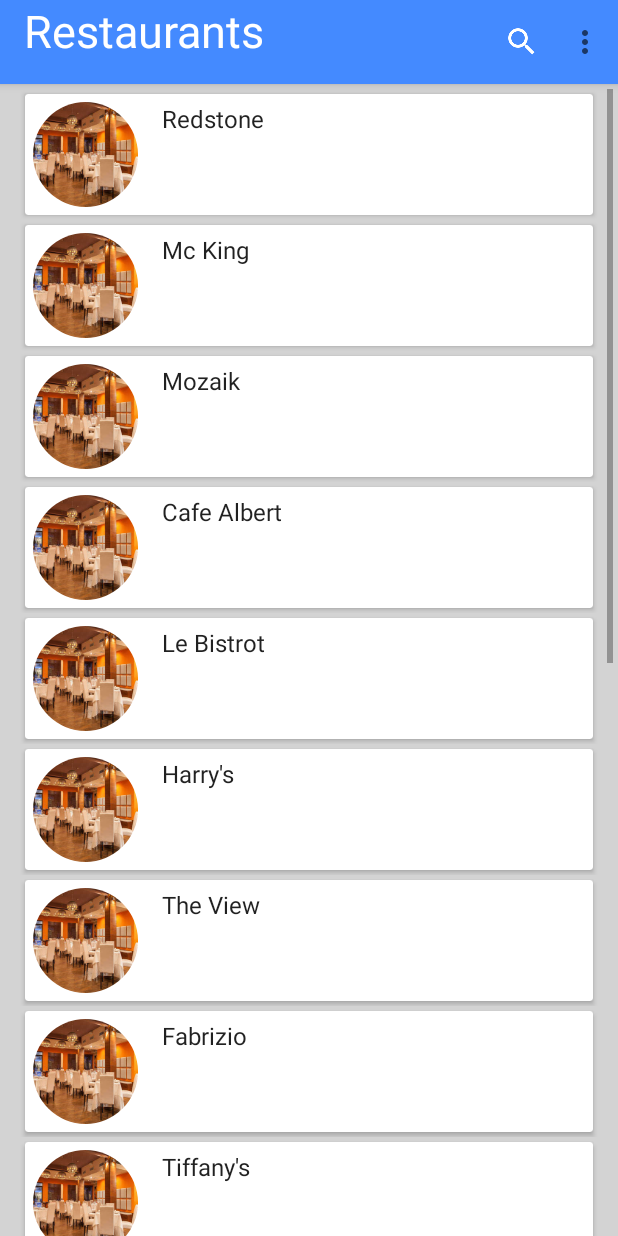
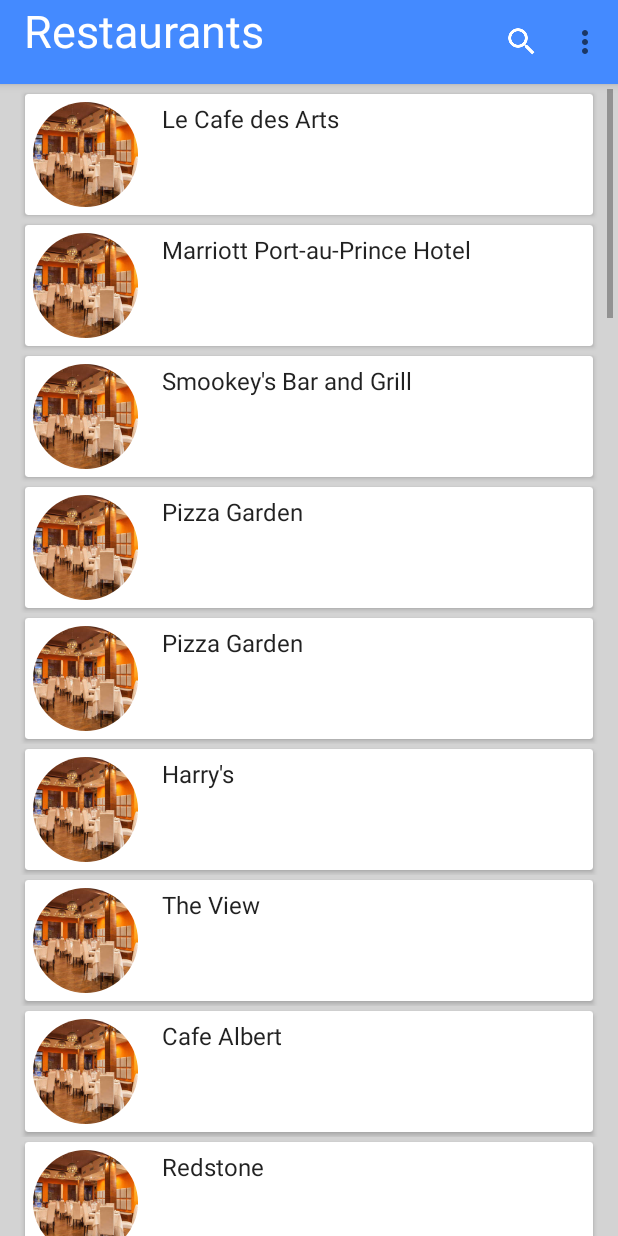
Before and after one commit to AyitiTouris/Ayiti_Touris, an Android app: the screen it shows after launch (ListesResto), after a tap on an icon or button, on a phone screen of 412 x 824 dp. Run offline under Robolectric (Android 15) with nearby library versions, the phone set to English and light mode, and no system bars; our stand-ins replace CircleImageView; plain views replace RoundedImageView; pictures from the network do not load.

Commit message:
add more hotels and restaurants

```diff
--- a/app/src/main/java/com/example/labadmin/ayiti_touris/DetailsRestaurantActivity.java
+++ b/app/src/main/java/com/example/labadmin/ayiti_touris/DetailsRestaurantActivity.java
@@ -22,8 +22,6 @@ import android.widget.ImageView;
 import android.widget.LinearLayout;
 
 import com.bumptech.glide.Glide;
-import com.example.labadmin.ayiti_touris.models.Evenement;
-import com.example.labadmin.ayiti_touris.models.Plage;
 import com.example.labadmin.ayiti_touris.models.Restaurant;
 
 public class DetailsRestaurantActivity extends AppCompatActivity {
--- a/app/src/main/java/com/example/labadmin/ayiti_touris/models/Hotels.java
+++ b/app/src/main/java/com/example/labadmin/ayiti_touris/models/Hotels.java
@@ -15,7 +15,7 @@ public class Hotels {
             "Hotel Villa Therese", "Seven Stars Hotel", "Servotel", "Habitation Hatt Hotel", "Corail Suites", "La Maison Hotel",
             "Pacot Breeze Hotel", "La Lorraine", "Ideal Villa Hotel", "Universal Hotel", "Pavillon des Receptions & Hotel", "La Pepiniere Hotel", "Palm Residence Port-au-Prince",
             "Ranch Le Montcel", "Palm Inn Hotel", "Le Monte Cristo Hotel and Suites", "Elite Hotel Haiti", "Kayanm Hotel", "Hotel Luxe Confort", "Hotel Montana ","Le Jardin Hotel","Le Perroquet",
-            "Renaissance Hotel","Kingdom Hotel",
+            "Renaissance Hotel","Kingdom Hotel", "Hotel Montana"
 
     };
 
--- a/app/src/main/java/com/example/labadmin/ayiti_touris/models/Restaurants.java
+++ b/app/src/main/java/com/example/labadmin/ayiti_touris/models/Restaurants.java
@@ -16,10 +16,11 @@ import java.util.Random;
 public class Restaurants {
     public static final String[] RestaurantDiner = {
             "Marriott Port-au-Prince Hotel", "Magdoos", "Papaye", "La Table De Caius","La Plantation",
-            "Les Jardins du Mupanah","Harry's","Kokoye Bar & Grill","Hotel NH Haiti El Rancho","Yanvalou","Portofino","Tiffany's","The View","Smokey's Bar & Grill",
+            "Les Jardins du Mupanah","Harry's","Kokoye Bar & Grill","Hotel NH Haiti El Rancho","Yanvalou","Portofino","Tiffany's","The View",
             "Fior Di Latte","Chicken Fiesta, Chinese American, Wings, Bar&Grill","Epi d'Or","Quartier Latin","Kay Atizan","Le Bistrot","Le Reserve","Boucan Grégoire","Restaurant la Citadelle","Restaurant chez la Rose",
             "Chateau Randolph","La Tentation","Le Latanier","Chez Wou","Fabrizio","La Coquille","La Dolce Vita","Chin-Chin","Basilic","Assiette Creole","La Taverne","La Voile","Le Beyrouth","Le Cafe des Arts","Le Coin des Artistes","Mozaik","Mc King",
-            "Pizza Garden","Smookey's Bar and Grill","Jojo Restaurant","Cafe Albert","Redstone","L'Observatoire des Boutiliers","The View", "L'Estaminet"
+            "Pizza Garden","Smookey's Bar and Grill","Jojo Restaurant","Cafe Albert","Redstone","L'Observatoire des Boutiliers","The View", "L'Estaminet", "Le Privilege", "Oceane Bar and Grill", "Le Petit Creux", "5 Coins", "Pizza Garden", "Orange Restaurant", "Exta'z", "Chez Gaelle", "Nounours", "Veritab Bar Resto",
+            "Le Paradis des Consommateurs", "La Belle Etoile", "La Detente", "Patisserie Marie Beliard"
     };
 
 
--- a/app/src/main/java/com/example/labadmin/ayiti_touris/utils/ListesHotel.java
+++ b/app/src/main/java/com/example/labadmin/ayiti_touris/utils/ListesHotel.java
@@ -28,7 +28,7 @@ public class ListesHotel extends AppCompatActivity {
 
         setToolbar();// Toolbar
 
-        SimpleAdapter adaptador = new SimpleAdapter(this, Hotels.randomList(30));
+        SimpleAdapter adaptador = new SimpleAdapter(this, Hotels.randomList(40));
 
         // Obtener el Recycler
         recycler = (RecyclerView) findViewById(R.id.reciclador);
--- a/app/src/main/java/com/example/labadmin/ayiti_touris/utils/ListesResto.java
+++ b/app/src/main/java/com/example/labadmin/ayiti_touris/utils/ListesResto.java
@@ -31,7 +31,7 @@ public class ListesResto extends AppCompatActivity {
 
         setToolbar();// Toolbar
 
-        AdapterRestaurants adaptador = new AdapterRestaurants(this, Restaurants.randomList(20));
+        AdapterRestaurants adaptador = new AdapterRestaurants(this, Restaurants.randomList(50));
 
         // Obtener el Recycler
         recycler = (RecyclerView) findViewById(R.id.reciclador);
```
Also changed, not shown: app/src/main/res/drawable/ic_search_black_24dp.xml (added, +9 -0 lines).
